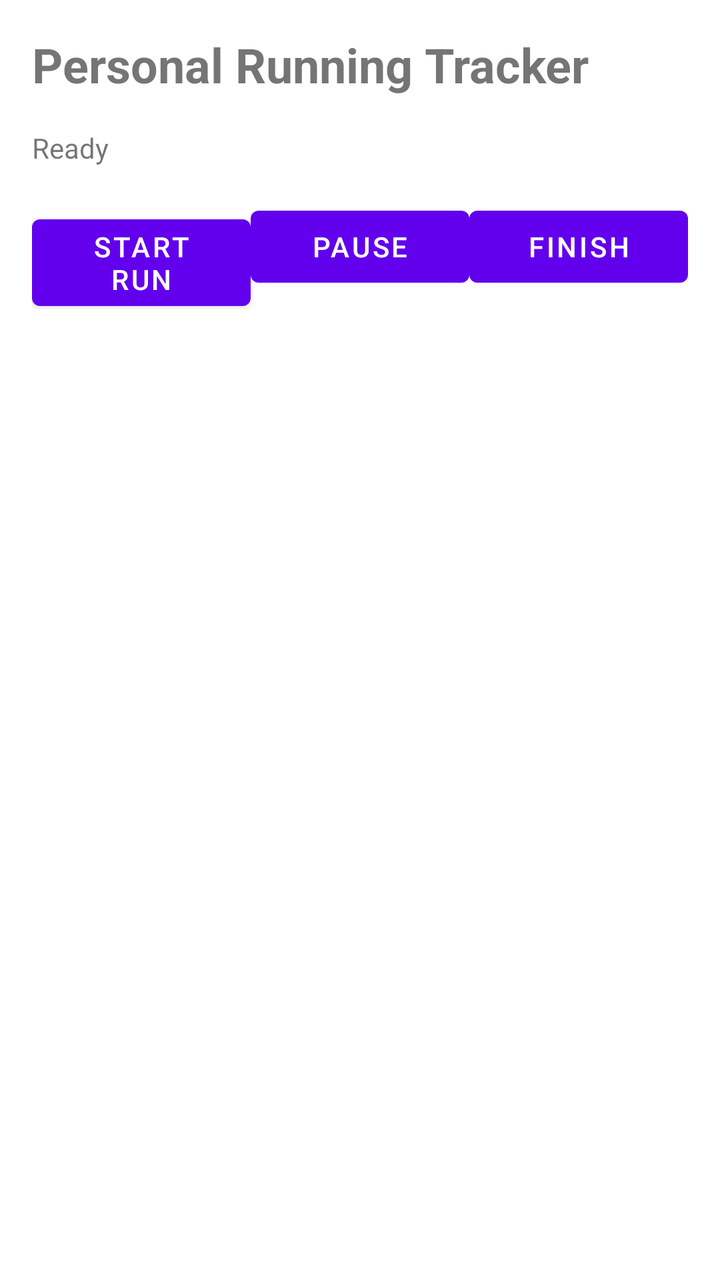
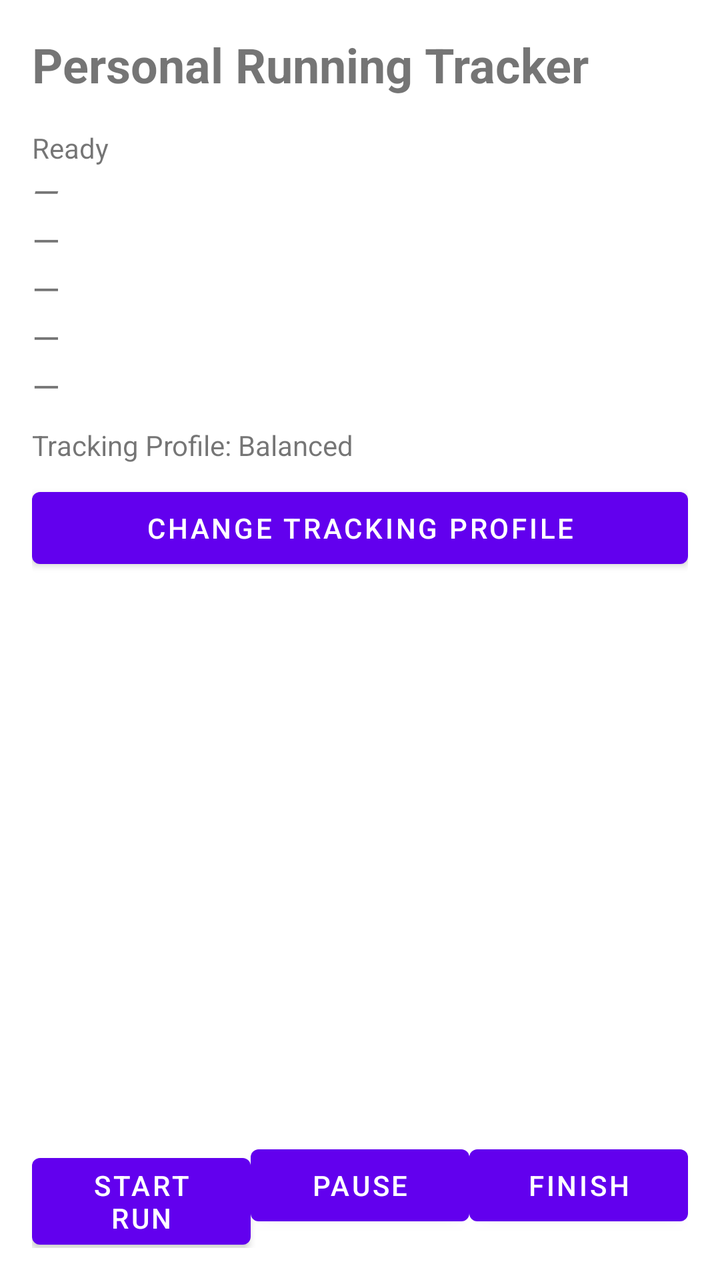

Screens rendered from an Android XML layout before and after an edit, with the pre-edit source and the edit as a unified diff.
<!-- AndroidManifest.xml: application theme BaseApplicationTheme -->
<!-- res/layout/activity_main.xml -->
<?xml version="1.0" encoding="utf-8"?>
<LinearLayout xmlns:android="http://schemas.android.com/apk/res/android"
    android:layout_width="match_parent"
    android:layout_height="match_parent"
    android:orientation="vertical"
    android:padding="16dp">

    <TextView
        android:id="@+id/titleText"
        android:layout_width="wrap_content"
        android:layout_height="wrap_content"
        android:text="Personal Running Tracker"
        android:textSize="24sp"
        android:textStyle="bold" />

    <TextView
        android:id="@+id/statusText"
        android:layout_width="match_parent"
        android:layout_height="wrap_content"
        android:layout_marginTop="16dp"
        android:text="Ready" />

    <LinearLayout
        android:layout_width="match_parent"
        android:layout_height="wrap_content"
        android:orientation="horizontal"
        android:layout_marginTop="16dp">

        <Button
            android:id="@+id/startButton"
            android:layout_width="0dp"
            android:layout_height="wrap_content"
            android:layout_weight="1"
            android:text="Start Run" />

        <Button
            android:id="@+id/pauseButton"
            android:layout_width="0dp"
            android:layout_height="wrap_content"
            android:layout_weight="1"
            android:text="Pause" />

        <Button
            android:id="@+id/finishButton"
            android:layout_width="0dp"
            android:layout_height="wrap_content"
            android:layout_weight="1"
            android:text="Finish" />
    </LinearLayout>

</LinearLayout>
<!-- resources referenced by this layout -->
<resources>
  <style name="BaseApplicationTheme" parent="Theme.PersonalRunningTracker" />
  <style name="Theme.PersonalRunningTracker" parent="Theme.MaterialComponents.DayNight.NoActionBar">
          <item name="colorPrimary">@color/purple_500</item>
          <item name="colorPrimaryVariant">@color/purple_700</item>
          <item name="colorOnPrimary">@color/white</item>
          <item name="colorOnBackground">@color/black_alpha_87</item>
      </style>
  <color name="purple_500">#6200EE</color>
  <color name="purple_700">#3F00B5</color>
  <color name="white">#FFFFFF</color>
  <color name="black_alpha_87">#33000000</color>
</resources>

<!-- the commit's change to res/layout/activity_main.xml (unified diff, before → after) -->
@@ -20,11 +20,70 @@
         android:layout_marginTop="16dp"
         android:text="Ready" />
 
+    <TextView
+        android:id="@+id/elapsedText"
+        android:layout_width="match_parent"
+        android:layout_height="wrap_content"
+        android:text="—"
+        android:textSize="18sp"
+        android:textStyle="italic" />
+
+    <TextView
+        android:id="@+id/distanceText"
+        android:layout_width="match_parent"
+        android:layout_height="wrap_content"
+        android:text="—"
+        android:textSize="18sp" />
+
+    <TextView
+        android:id="@+id/paceText"
+        android:layout_width="match_parent"
+        android:layout_height="wrap_content"
+        android:text="—"
+        android:textSize="18sp" />
+
+    <TextView
+        android:id="@+id/speedText"
+        android:layout_width="match_parent"
+        android:layout_height="wrap_content"
+        android:text="—"
+        android:textSize="18sp" />
+
+    <TextView
+        android:id="@+id/accuracyText"
+        android:layout_width="match_parent"
+        android:layout_height="wrap_content"
+        android:text="—"
+        android:textSize="18sp" />
+
+    <TextView
+        android:id="@+id/profileText"
+        android:layout_width="match_parent"
+        android:layout_height="wrap_content"
+        android:layout_marginTop="8dp"
+        android:text="Tracking Profile: Balanced"
+        android:textSize="14sp" />
+
+    <Button
+        android:id="@+id/profileButton"
+        android:layout_width="match_parent"
+        android:layout_height="wrap_content"
+        android:layout_marginTop="8dp"
+        android:text="Change Tracking Profile" />
+
+    <ListView
+        android:id="@+id/runHistoryList"
+        android:layout_width="match_parent"
+        android:layout_height="0dp"
+        android:layout_weight="1"
+        android:layout_marginTop="8dp"
+        android:layout_marginBottom="8dp" />
+
     <LinearLayout
         android:layout_width="match_parent"
         android:layout_height="wrap_content"
         android:orientation="horizontal"
-        android:layout_marginTop="16dp">
+        android:layout_marginTop="12dp">
 
         <Button
             android:id="@+id/startButton"
